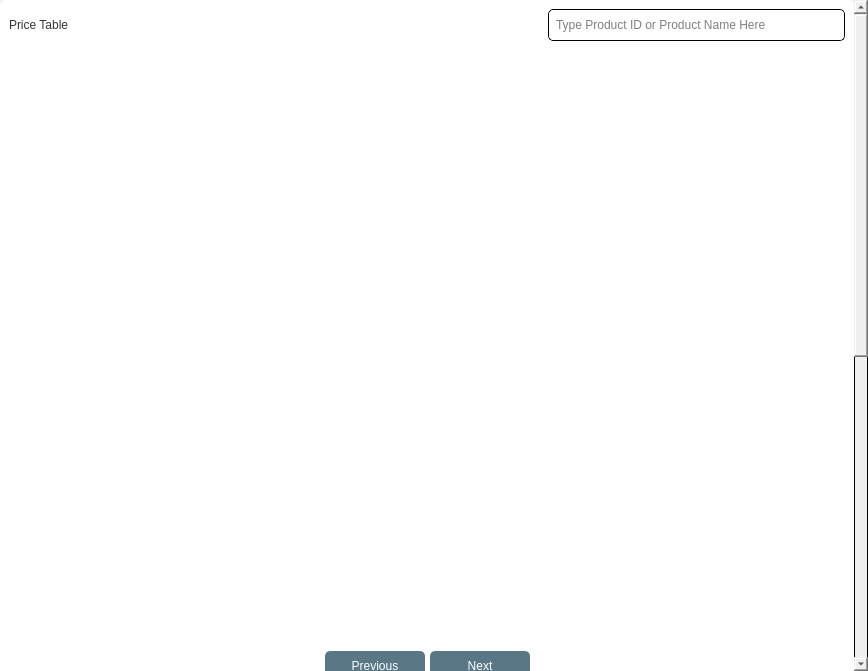
This is app/src/ui/final_ui/prices_page.ui in Kazu0210/Inventory-System as Qt 5 draws it before an edit. The edited form follows.
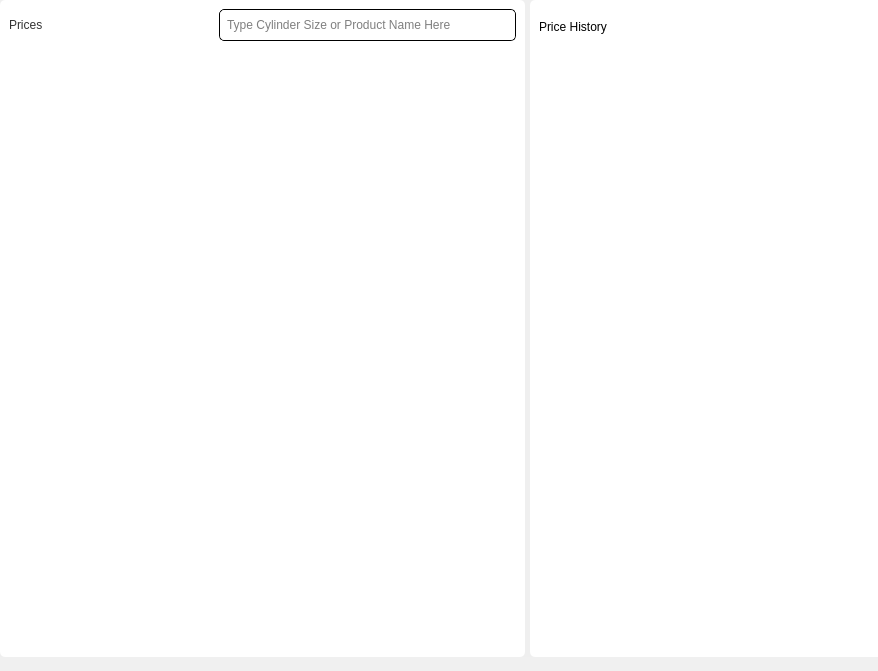
This is the edited form. Icons and pictures are not drawn.

Commit message: prices page features and ui done

```diff
--- a/app/src/ui/final_ui/prices_page.ui
+++ b/app/src/ui/final_ui/prices_page.ui
@@ -6,7 +6,7 @@
    <rect>
     <x>0</x>
     <y>0</y>
-    <width>868</width>
+    <width>878</width>
     <height>671</height>
    </rect>
   </property>
@@ -14,12 +14,11 @@
    <string>Form</string>
   </property>
   <property name="styleSheet">
-   <string notr="true">font: 10pt &quot;Noto Sans&quot;;
-border: 1px solid black;</string>
+   <string notr="true">font: 10pt &quot;Noto Sans&quot;;</string>
   </property>
   <layout class="QVBoxLayout" name="verticalLayout">
    <property name="spacing">
-    <number>0</number>
+    <number>5</number>
    </property>
    <property name="leftMargin">
     <number>0</number>
@@ -105,14 +104,14 @@
        <rect>
         <x>0</x>
         <y>0</y>
-        <width>854</width>
-        <height>1267</height>
+        <width>1055</width>
+        <height>657</height>
        </rect>
       </property>
       <property name="styleSheet">
        <string notr="true">border: none;</string>
       </property>
-      <layout class="QVBoxLayout" name="verticalLayout_2">
+      <layout class="QHBoxLayout" name="horizontalLayout_2" stretch="2,2">
        <property name="spacing">
         <number>5</number>
        </property>
@@ -129,31 +128,25 @@
         <number>0</number>
        </property>
        <item>
-        <widget class="QFrame" name="frame_2">
-         <property name="frameShape">
-          <enum>QFrame::StyledPanel</enum>
-         </property>
-         <property name="frameShadow">
-          <enum>QFrame::Raised</enum>
-         </property>
-         <layout class="QVBoxLayout" name="verticalLayout_4">
-          <property name="spacing">
-           <number>5</number>
-          </property>
-          <property name="leftMargin">
-           <number>0</number>
-          </property>
-          <property name="topMargin">
-           <number>0</number>
-          </property>
-          <property name="rightMargin">
-           <number>0</number>
-          </property>
-          <property name="bottomMargin">
-           <number>0</number>
-          </property>
-          <item alignment="Qt::AlignTop">
            <widget class="QFrame" name="frame_7">
+         <property name="sizePolicy">
+          <sizepolicy hsizetype="Preferred" vsizetype="Expanding">
+           <horstretch>0</horstretch>
+           <verstretch>0</verstretch>
+          </sizepolicy>
+         </property>
+         <property name="minimumSize">
+          <size>
+           <width>525</width>
+           <height>525</height>
+          </size>
+         </property>
+         <property name="maximumSize">
+          <size>
+           <width>16777215</width>
+           <height>16777215</height>
+          </size>
+         </property>
             <property name="styleSheet">
              <string notr="true">#frame_7{
 background-color: #fff;
@@ -170,7 +163,7 @@
              <property name="spacing">
               <number>5</number>
              </property>
-             <item>
+          <item alignment="Qt::AlignTop">
               <widget class="QFrame" name="frame_6">
                <property name="styleSheet">
                 <string notr="true">#frame_6{
@@ -235,7 +228,7 @@
 color: #333333;</string>
                      </property>
                      <property name="text">
-                      <string>Price Table</string>
+                   <string>Prices</string>
                      </property>
                     </widget>
                    </item>
@@ -297,7 +290,7 @@
 color: #000;</string>
                      </property>
                      <property name="placeholderText">
-                      <string>Type Product ID or Product Name Here</string>
+                   <string>Type Cylinder Size or Product Name Here</string>
                      </property>
                     </widget>
                    </item>
@@ -345,22 +338,22 @@
              </item>
              <item>
               <widget class="QTableWidget" name="prices_tableWidget">
-               <property name="minimumSize">
-                <size>
-                 <width>0</width>
-                 <height>600</height>
-                </size>
-               </property>
-               <property name="maximumSize">
-                <size>
-                 <width>16777215</width>
-                 <height>600</height>
-                </size>
-               </property>
                <property name="styleSheet">
                 <string notr="true">#prices_tableWidget{
 color: #000;
 }
+#prices_tableWidget{
+border: none;
+gridline-color: transparent;
+}
+QHeaderView{
+background-color: #228B22;
+}
+QHeaderView::section {
+background-color: #228B22;
+color: #fff;
+font: 87 10pt &quot;Noto Sans Black&quot;;
+}
             QScrollBar:vertical {
                 border: none;
                 background: #F0F0F0;
@@ -400,291 +393,21 @@
                </property>
               </widget>
              </item>
-             <item>
-              <widget class="QFrame" name="frame_3">
-               <property name="styleSheet">
-                <string notr="true">QPushButton{
-background-color: #597784;
-border-radius: 5px;
-color: #fff;
-font: 87 10pt &quot;Noto Sans Black&quot;;
-}
-#frame_3{
-background-color: transparent;
-}</string>
-               </property>
-               <property name="frameShape">
-                <enum>QFrame::StyledPanel</enum>
-               </property>
-               <property name="frameShadow">
-                <enum>QFrame::Raised</enum>
-               </property>
-               <layout class="QHBoxLayout" name="horizontalLayout_2">
-                <property name="spacing">
-                 <number>5</number>
-                </property>
-                <property name="leftMargin">
-                 <number>0</number>
-                </property>
-                <property name="topMargin">
-                 <number>0</number>
-                </property>
-                <property name="rightMargin">
-                 <number>0</number>
-                </property>
-                <property name="bottomMargin">
-                 <number>0</number>
-                </property>
-                <item>
-                 <spacer name="horizontalSpacer_2">
-                  <property name="orientation">
-                   <enum>Qt::Horizontal</enum>
-                  </property>
-                  <property name="sizeHint" stdset="0">
-                   <size>
-                    <width>40</width>
-                    <height>20</height>
-                   </size>
-                  </property>
-                 </spacer>
-                </item>
-                <item alignment="Qt::AlignVCenter">
-                 <widget class="QPushButton" name="prev_pushButton">
-                  <property name="minimumSize">
-                   <size>
-                    <width>100</width>
-                    <height>30</height>
-                   </size>
-                  </property>
-                  <property name="maximumSize">
-                   <size>
-                    <width>120</width>
-                    <height>30</height>
-                   </size>
-                  </property>
-                  <property name="cursor">
-                   <cursorShape>PointingHandCursor</cursorShape>
-                  </property>
-                  <property name="text">
-                   <string>Previous</string>
-                  </property>
-                 </widget>
-                </item>
-                <item alignment="Qt::AlignVCenter">
-                 <widget class="QPushButton" name="next_pushButton">
-                  <property name="minimumSize">
-                   <size>
-                    <width>100</width>
-                    <height>30</height>
-                   </size>
-                  </property>
-                  <property name="maximumSize">
-                   <size>
-                    <width>120</width>
-                    <height>30</height>
-                   </size>
-                  </property>
-                  <property name="cursor">
-                   <cursorShape>PointingHandCursor</cursorShape>
-                  </property>
-                  <property name="text">
-                   <string>Next</string>
-                  </property>
-                 </widget>
-                </item>
-                <item>
-                 <spacer name="horizontalSpacer">
-                  <property name="orientation">
-                   <enum>Qt::Horizontal</enum>
-                  </property>
-                  <property name="sizeHint" stdset="0">
-                   <size>
-                    <width>40</width>
-                    <height>20</height>
-                   </size>
-                  </property>
-                 </spacer>
-                </item>
                </layout>
               </widget>
              </item>
-             <item>
-              <spacer name="verticalSpacer">
-               <property name="orientation">
-                <enum>Qt::Vertical</enum>
-               </property>
-               <property name="sizeHint" stdset="0">
-                <size>
-                 <width>20</width>
-                 <height>40</height>
-                </size>
-               </property>
-              </spacer>
-             </item>
-            </layout>
-           </widget>
-          </item>
-          <item alignment="Qt::AlignTop">
-           <widget class="QFrame" name="frame">
-            <property name="frameShape">
-             <enum>QFrame::StyledPanel</enum>
-            </property>
-            <property name="frameShadow">
-             <enum>QFrame::Raised</enum>
-            </property>
-            <layout class="QVBoxLayout" name="verticalLayout_3">
-             <property name="spacing">
-              <number>5</number>
-             </property>
-             <property name="leftMargin">
-              <number>0</number>
-             </property>
-             <property name="topMargin">
-              <number>0</number>
-             </property>
-             <property name="rightMargin">
-              <number>0</number>
-             </property>
-             <property name="bottomMargin">
-              <number>0</number>
-             </property>
-            </layout>
-           </widget>
-          </item>
-         </layout>
-        </widget>
-       </item>
-       <item>
-        <widget class="QFrame" name="frame_5">
-         <property name="styleSheet">
-          <string notr="true"/>
-         </property>
-         <property name="frameShape">
-          <enum>QFrame::StyledPanel</enum>
-         </property>
-         <property name="frameShadow">
-          <enum>QFrame::Raised</enum>
-         </property>
-         <layout class="QVBoxLayout" name="verticalLayout_5">
-          <property name="spacing">
-           <number>5</number>
-          </property>
-          <property name="leftMargin">
-           <number>0</number>
-          </property>
-          <property name="topMargin">
-           <number>0</number>
-          </property>
-          <property name="rightMargin">
-           <number>0</number>
-          </property>
-          <property name="bottomMargin">
-           <number>0</number>
-          </property>
-          <item alignment="Qt::AlignTop">
-           <widget class="QFrame" name="frame_8">
-            <property name="minimumSize">
-             <size>
-              <width>0</width>
-              <height>32</height>
-             </size>
-            </property>
-            <property name="maximumSize">
-             <size>
-              <width>16777215</width>
-              <height>32</height>
-             </size>
-            </property>
-            <property name="styleSheet">
-             <string notr="true">QPushButton{
-background-color: #274D60;
-border-radius: 5px;
-color: #fff;
-font: 87 10pt &quot;Noto Sans Black&quot;;
-}</string>
-            </property>
-            <property name="frameShape">
-             <enum>QFrame::StyledPanel</enum>
-            </property>
-            <property name="frameShadow">
-             <enum>QFrame::Raised</enum>
-            </property>
-            <layout class="QHBoxLayout" name="horizontalLayout_4">
-             <property name="spacing">
-              <number>0</number>
-             </property>
-             <property name="leftMargin">
-              <number>0</number>
-             </property>
-             <property name="topMargin">
-              <number>0</number>
-             </property>
-             <property name="rightMargin">
-              <number>0</number>
-             </property>
-             <property name="bottomMargin">
-              <number>0</number>
-             </property>
-             <item alignment="Qt::AlignHCenter|Qt::AlignVCenter">
-              <widget class="QPushButton" name="price_history_pushButton">
-               <property name="minimumSize">
-                <size>
-                 <width>140</width>
-                 <height>30</height>
-                </size>
-               </property>
-               <property name="maximumSize">
-                <size>
-                 <width>140</width>
-                 <height>30</height>
-                </size>
-               </property>
-               <property name="cursor">
-                <cursorShape>PointingHandCursor</cursorShape>
-               </property>
-               <property name="styleSheet">
-                <string notr="true">background-color: #32CD32;
-font: 87 10pt &quot;Noto Sans Black&quot;;
-color: #fff;</string>
-               </property>
-               <property name="text">
-                <string>View Price History</string>
-               </property>
-              </widget>
-             </item>
-            </layout>
-           </widget>
-          </item>
-          <item>
-           <widget class="QFrame" name="frame_11">
-            <property name="frameShape">
-             <enum>QFrame::StyledPanel</enum>
-            </property>
-            <property name="frameShadow">
-             <enum>QFrame::Raised</enum>
-            </property>
-            <layout class="QVBoxLayout" name="verticalLayout_8">
-             <property name="spacing">
-              <number>5</number>
-             </property>
-             <property name="leftMargin">
-              <number>0</number>
-             </property>
-             <property name="topMargin">
-              <number>0</number>
-             </property>
-             <property name="rightMargin">
-              <number>0</number>
-             </property>
-             <property name="bottomMargin">
-              <number>0</number>
-             </property>
              <item>
               <widget class="QFrame" name="frame_9">
                <property name="minimumSize">
                 <size>
-                 <width>0</width>
-                 <height>520</height>
+           <width>525</width>
+           <height>525</height>
+          </size>
+         </property>
+         <property name="maximumSize">
+          <size>
+           <width>16777215</width>
+           <height>16777215</height>
                 </size>
                </property>
                <property name="styleSheet">
@@ -762,29 +485,30 @@
 </string>
                      </property>
                      <property name="text">
-                      <string>Price History Table</string>
+                <string>Price History</string>
                      </property>
                     </widget>
                    </item>
                   </layout>
                  </widget>
                 </item>
-                <item alignment="Qt::AlignHCenter|Qt::AlignVCenter">
+          <item>
                  <widget class="QTableWidget" name="price_history_tableWidget">
-                  <property name="minimumSize">
-                   <size>
-                    <width>580</width>
-                    <height>500</height>
-                   </size>
-                  </property>
-                  <property name="maximumSize">
-                   <size>
-                    <width>16777215</width>
-                    <height>500</height>
-                   </size>
-                  </property>
                   <property name="styleSheet">
-                   <string notr="true">            QScrollBar:vertical {
+             <string notr="true">
+#prices_tableWidget{
+border: none;
+gridline-color: transparent;
+}
+QHeaderView{
+background-color: #228B22;
+}
+QHeaderView::section {
+background-color: #228B22;
+color: #fff;
+font: 87 10pt &quot;Noto Sans Black&quot;;
+}
+            QScrollBar:vertical {
                 border: none;
                 background: #11B3BE;
                 width: 14px;
@@ -822,25 +546,6 @@
             }</string>
                   </property>
                  </widget>
-                </item>
-               </layout>
-              </widget>
-             </item>
-            </layout>
-           </widget>
-          </item>
-          <item>
-           <spacer name="verticalSpacer_2">
-            <property name="orientation">
-             <enum>Qt::Vertical</enum>
-            </property>
-            <property name="sizeHint" stdset="0">
-             <size>
-              <width>20</width>
-              <height>40</height>
-             </size>
-            </property>
-           </spacer>
           </item>
          </layout>
         </widget>
```
Lines whose indentation alone changed are shown as unchanged. The commit also changes 63 other files.
